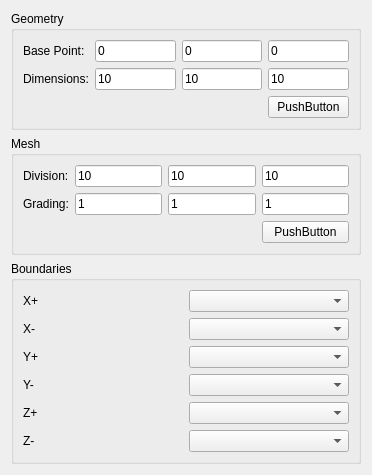
Old version of the form GUIDialog/GUIMeshDialog/MeshBaseTypeBoxWidget.ui in the repository eeaapp6/AppFlow-Agent.
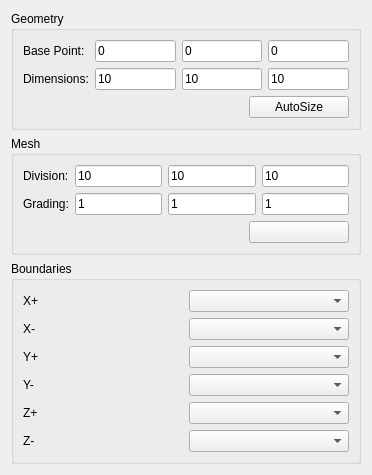
New version of the form.

Commit message: 1.几何预览添加 2.取消base、point点击ok后关闭界面逻辑

Patch:
```diff
--- a/GUIDialog/GUIMeshDialog/MeshBaseTypeBoxWidget.ui
+++ b/GUIDialog/GUIMeshDialog/MeshBaseTypeBoxWidget.ui
@@ -7,7 +7,7 @@
     <x>0</x>
     <y>0</y>
     <width>372</width>
-    <height>428</height>
+    <height>436</height>
    </rect>
   </property>
   <property name="windowTitle">
@@ -29,27 +29,31 @@
           </property>
          </widget>
         </item>
-        <item row="0" column="1">
+        <item row="0" column="1" colspan="2">
+         <layout class="QHBoxLayout" name="horizontalLayout">
+          <item>
          <widget class="QLineEdit" name="lineEdit_BasePoint1">
           <property name="text">
            <string>0</string>
           </property>
          </widget>
         </item>
-        <item row="0" column="2">
+          <item>
          <widget class="QLineEdit" name="lineEdit_BasePoint2">
           <property name="text">
            <string>0</string>
           </property>
          </widget>
         </item>
-        <item row="0" column="3">
+          <item>
          <widget class="QLineEdit" name="lineEdit_BasePoint3">
           <property name="text">
            <string>0</string>
           </property>
          </widget>
         </item>
+         </layout>
+        </item>
         <item row="1" column="0">
          <widget class="QLabel" name="label_Dimensions">
           <property name="text">
@@ -57,28 +61,32 @@
           </property>
          </widget>
         </item>
-        <item row="1" column="1">
+        <item row="1" column="1" colspan="2">
+         <layout class="QHBoxLayout" name="horizontalLayout_2">
+          <item>
          <widget class="QLineEdit" name="lineEdit_Dimensions1">
           <property name="text">
            <string>10</string>
           </property>
          </widget>
         </item>
-        <item row="1" column="2">
+          <item>
          <widget class="QLineEdit" name="lineEdit_Dimensions2">
           <property name="text">
            <string>10</string>
           </property>
          </widget>
         </item>
-        <item row="1" column="3">
+          <item>
          <widget class="QLineEdit" name="lineEdit_Dimensions3">
           <property name="text">
            <string>10</string>
           </property>
          </widget>
         </item>
-        <item row="2" column="0" colspan="3">
+         </layout>
+        </item>
+        <item row="2" column="0" colspan="2">
          <spacer name="horizontalSpacer">
           <property name="orientation">
            <enum>Qt::Horizontal</enum>
@@ -91,10 +99,22 @@
           </property>
          </spacer>
         </item>
-        <item row="2" column="3">
-         <widget class="QPushButton" name="pushButton">
+        <item row="2" column="2">
+         <widget class="QPushButton" name="pushButton_AutoSize">
+          <property name="minimumSize">
+           <size>
+            <width>100</width>
+            <height>0</height>
+           </size>
+          </property>
+          <property name="maximumSize">
+           <size>
+            <width>100</width>
+            <height>16777215</height>
+           </size>
+          </property>
           <property name="text">
-           <string>PushButton</string>
+           <string>AutoSize</string>
           </property>
          </widget>
         </item>
@@ -114,27 +134,31 @@
           </property>
          </widget>
         </item>
-        <item row="0" column="1">
+        <item row="0" column="1" colspan="2">
+         <layout class="QHBoxLayout" name="horizontalLayout_3">
+          <item>
          <widget class="QLineEdit" name="lineEdit_Division1">
           <property name="text">
            <string>10</string>
           </property>
          </widget>
         </item>
-        <item row="0" column="2">
+          <item>
          <widget class="QLineEdit" name="lineEdit_Division2">
           <property name="text">
            <string>10</string>
           </property>
          </widget>
         </item>
-        <item row="0" column="3">
+          <item>
          <widget class="QLineEdit" name="lineEdit_Division3">
           <property name="text">
            <string>10</string>
           </property>
          </widget>
         </item>
+         </layout>
+        </item>
         <item row="1" column="0">
          <widget class="QLabel" name="label_Dimensions_2">
           <property name="text">
@@ -142,28 +166,32 @@
           </property>
          </widget>
         </item>
-        <item row="1" column="1">
+        <item row="1" column="1" colspan="2">
+         <layout class="QHBoxLayout" name="horizontalLayout_4">
+          <item>
          <widget class="QLineEdit" name="lineEdit_Grading1">
           <property name="text">
            <string>1</string>
           </property>
          </widget>
         </item>
-        <item row="1" column="2">
+          <item>
          <widget class="QLineEdit" name="lineEdit_Grading2">
           <property name="text">
            <string>1</string>
           </property>
          </widget>
         </item>
-        <item row="1" column="3">
+          <item>
          <widget class="QLineEdit" name="lineEdit_Grading3">
           <property name="text">
            <string>1</string>
           </property>
          </widget>
         </item>
-        <item row="2" column="0" colspan="3">
+         </layout>
+        </item>
+        <item row="2" column="0" colspan="2">
          <spacer name="horizontalSpacer_2">
           <property name="orientation">
            <enum>Qt::Horizontal</enum>
@@ -176,10 +204,22 @@
           </property>
          </spacer>
         </item>
-        <item row="2" column="3">
+        <item row="2" column="2">
          <widget class="QPushButton" name="pushButton_2">
+          <property name="minimumSize">
+           <size>
+            <width>100</width>
+            <height>0</height>
+           </size>
+          </property>
+          <property name="maximumSize">
+           <size>
+            <width>100</width>
+            <height>16777215</height>
+           </size>
+          </property>
           <property name="text">
-           <string>PushButton</string>
+           <string/>
           </property>
          </widget>
         </item>
```
Lines whose indentation alone changed are shown as unchanged. The commit also changes 11 other files.
